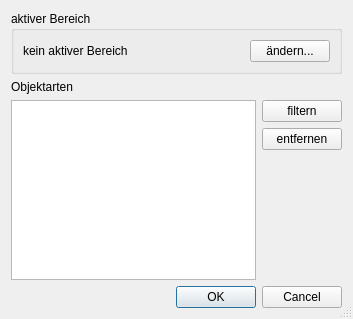
Old version of the form Ui_Bereichsmanager.ui in the repository bstroebl/xplanplugin.
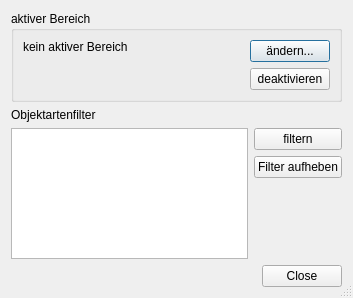
New version of the form.

Commit message:
[FEATURE] Bereichsmanagerdialog
- ändert aktiven Bereich
- setzt/löscht Bereichsfilter für alle Objektklassen

The edit to the form file:
```diff
--- a/Ui_Bereichsmanager.ui
+++ b/Ui_Bereichsmanager.ui
@@ -7,7 +7,7 @@
     <x>0</x>
     <y>0</y>
     <width>353</width>
-    <height>319</height>
+    <height>298</height>
    </rect>
   </property>
   <property name="windowTitle">
@@ -16,7 +16,7 @@
   <property name="sizeGripEnabled">
    <bool>true</bool>
   </property>
-  <layout class="QVBoxLayout" name="verticalLayout_2">
+  <layout class="QVBoxLayout" name="verticalLayout_4">
    <item>
     <widget class="QGroupBox" name="grpAktiverBereich">
      <property name="title">
@@ -24,6 +24,8 @@
      </property>
      <layout class="QHBoxLayout" name="horizontalLayout">
       <item>
+       <layout class="QVBoxLayout" name="verticalLayout_3">
+        <item>
        <widget class="QLabel" name="lblAktiverBereich">
         <property name="text">
          <string>kein aktiver Bereich</string>
@@ -31,32 +33,64 @@
        </widget>
       </item>
       <item>
+         <spacer name="verticalSpacer_2">
+          <property name="orientation">
+           <enum>Qt::Vertical</enum>
+          </property>
+          <property name="sizeHint" stdset="0">
+           <size>
+            <width>20</width>
+            <height>40</height>
+           </size>
+          </property>
+         </spacer>
+        </item>
+       </layout>
+      </item>
+      <item>
        <spacer name="horizontalSpacer">
         <property name="orientation">
          <enum>Qt::Horizontal</enum>
         </property>
         <property name="sizeHint" stdset="0">
          <size>
-          <width>75</width>
-          <height>20</height>
+          <width>52</width>
+          <height>17</height>
          </size>
         </property>
        </spacer>
       </item>
       <item>
-       <widget class="QPushButton" name="btnAktiverBereich">
+       <layout class="QVBoxLayout" name="verticalLayout_2">
+        <item>
+         <widget class="QPushButton" name="btnAktiverBereichAendern">
+          <property name="toolTip">
+           <string>aktive(n) Bereich(e) ändern</string>
+          </property>
         <property name="text">
          <string>ändern...</string>
         </property>
        </widget>
       </item>
+        <item>
+         <widget class="QPushButton" name="btnAktiverBereichDeaktivieren">
+          <property name="toolTip">
+           <string>aktive(n) Bereich(e) deaktivieren</string>
+          </property>
+          <property name="text">
+           <string>deaktivieren</string>
+          </property>
+         </widget>
+        </item>
+       </layout>
+      </item>
      </layout>
     </widget>
    </item>
    <item>
     <widget class="QLabel" name="label">
      <property name="text">
-      <string>Objektarten</string>
+      <string>Objektartenfilter</string>
      </property>
     </widget>
    </item>
@@ -83,7 +117,7 @@
           <string>Bereichsfilter für ausgewählte Layer entfernen</string>
          </property>
          <property name="text">
-          <string>entfernen</string>
+          <string>Filter aufheben</string>
          </property>
         </widget>
        </item>
@@ -110,7 +144,7 @@
       <enum>Qt::Horizontal</enum>
      </property>
      <property name="standardButtons">
-      <set>QDialogButtonBox::Cancel|QDialogButtonBox::Ok</set>
+      <set>QDialogButtonBox::Close</set>
      </property>
     </widget>
    </item>
```
Left out of the diff: 16 changed lines with no effect on the pictures. Lines whose indentation alone changed are shown as unchanged. The commit also changes 2 other files.
